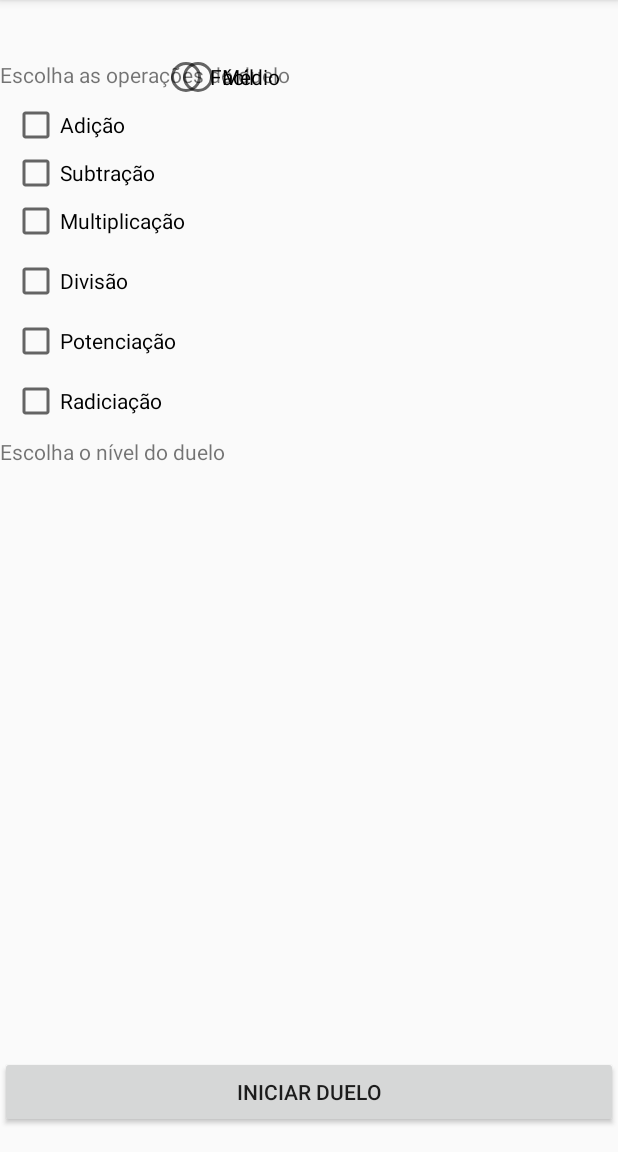
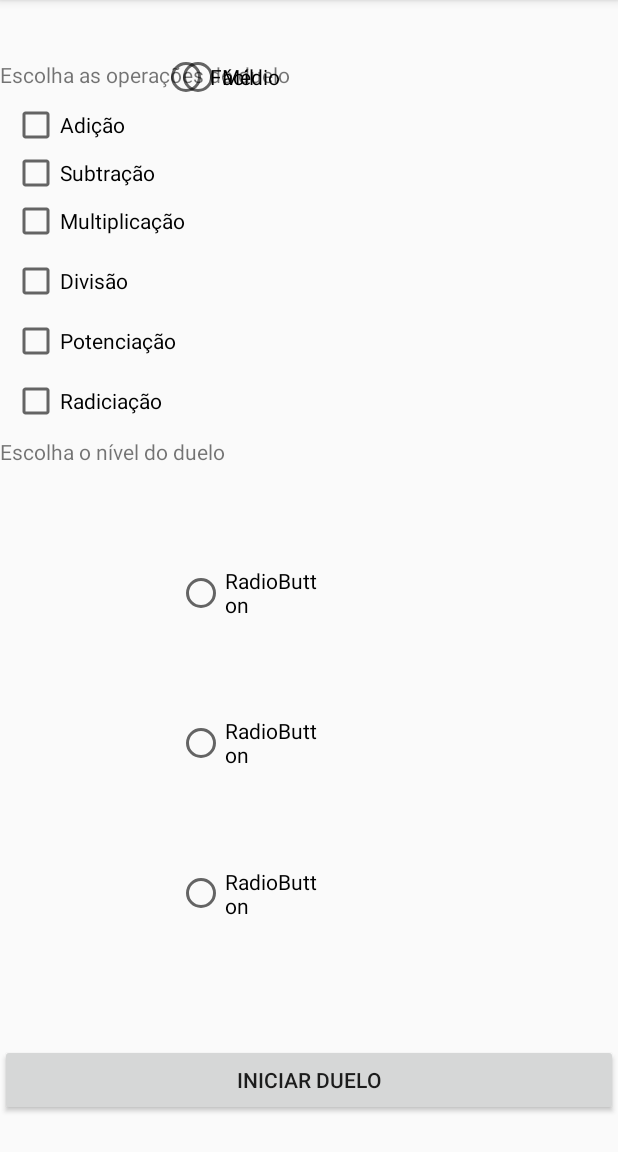
Before and after one commit to marcos-albuquerque/OperMath, an Android app: the SecondActivity screen opened directly, with no data from a screen before it, on a phone screen of 412 x 824 dp, the part 84-1236 px from its top. Run offline under Robolectric (Android 15) with nearby library versions, the phone set to English and light mode, and no system bars.

Commit message:
ignorando ./idea

```diff
--- a/app/src/main/res/layout/activity_second.xml
+++ b/app/src/main/res/layout/activity_second.xml
@@ -94,7 +94,7 @@
         android:id="@+id/button10"
         android:layout_width="0dp"
         android:layout_height="wrap_content"
-        android:layout_marginBottom="16dp"
+        android:layout_marginBottom="24dp"
         android:text="Iniciar Duelo"
         app:layout_constraintBottom_toBottomOf="parent"
         app:layout_constraintEnd_toEndOf="parent"
@@ -106,7 +106,9 @@
         android:layout_width="0dp"
         android:layout_height="wrap_content"
         android:layout_marginTop="40dp"
+        android:layout_marginBottom="286dp"
         android:text="Escolha as operações do duelo"
+        app:layout_constraintBottom_toTopOf="@+id/radioGroup2"
         app:layout_constraintEnd_toEndOf="parent"
         app:layout_constraintHorizontal_bias="1.0"
         app:layout_constraintStart_toStartOf="parent"
@@ -152,6 +154,37 @@
         app:layout_constraintBottom_toTopOf="@+id/checkBox7"
         app:layout_constraintStart_toStartOf="@+id/radioButton1" />
 
+    <RadioGroup
+        android:id="@+id/radioGroup2"
+        android:layout_width="94dp"
+        android:layout_height="0dp"
+        android:layout_marginBottom="122dp"
+        app:layout_constraintBottom_toBottomOf="parent"
+        app:layout_constraintStart_toStartOf="@+id/radioGroup"
+        app:layout_constraintTop_toBottomOf="@+id/textView">
+
+        <RadioButton
+            android:id="@+id/radioButton3"
+            android:layout_width="wrap_content"
+            android:layout_height="wrap_content"
+            android:layout_weight="1"
+            android:text="RadioButton" />
+
+        <RadioButton
+            android:id="@+id/radioButton4"
+            android:layout_width="wrap_content"
+            android:layout_height="wrap_content"
+            android:layout_weight="1"
+            android:text="RadioButton" />
+
+        <RadioButton
+            android:id="@+id/radioButton5"
+            android:layout_width="wrap_content"
+            android:layout_height="wrap_content"
+            android:layout_weight="1"
+            android:text="RadioButton" />
+    </RadioGroup>
+
     />
 
 
```
Also changed, not shown: 1 other file.
